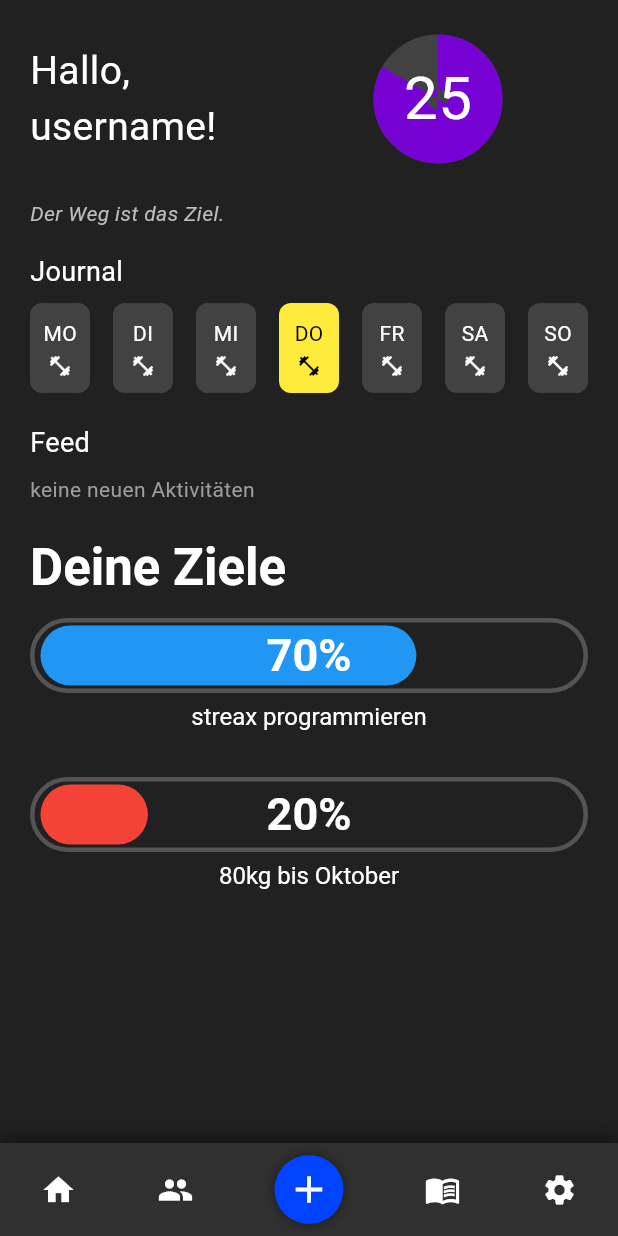
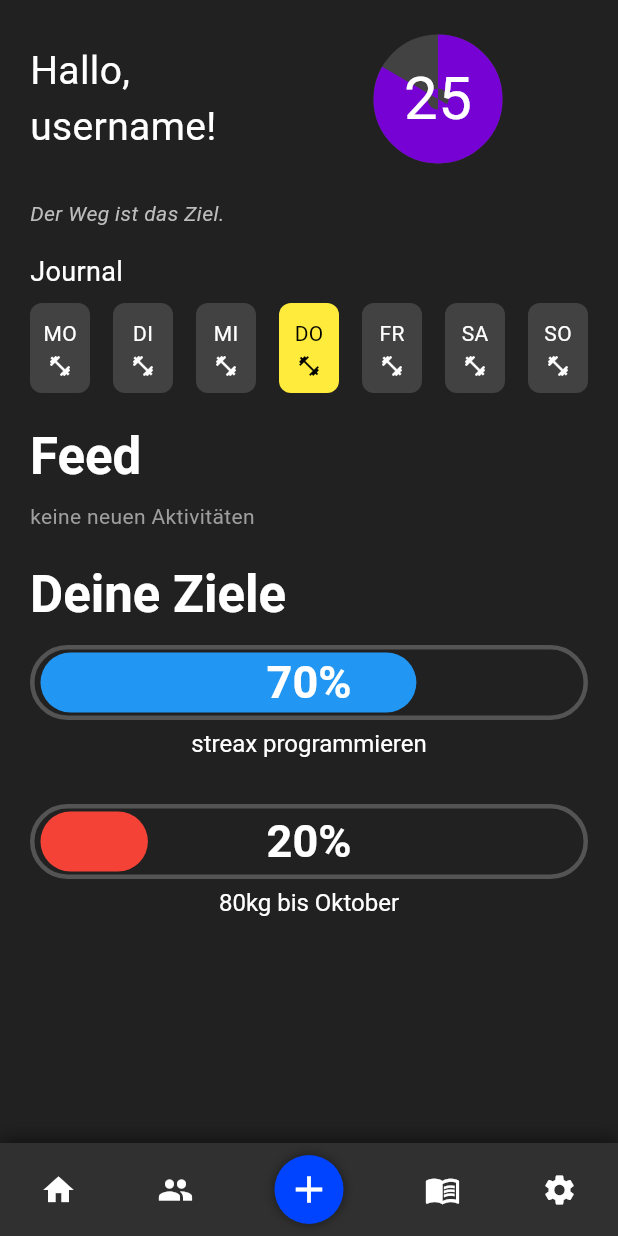
Before and after one commit to kenankusu/streax, a Flutter app: the screen it shows after launch, on a phone screen of 412 x 824 dp. Run offline on Flutter 3.47's test engine with Material 3 defaults, Android fonts, the phone set to English and light mode, and no system bars.

Commit message:
Einführung von Farbthemes in main.dart

```diff
--- a/lib/main.dart
+++ b/lib/main.dart
@@ -17,7 +17,13 @@ class streax extends StatelessWidget {
           headlineSmall: TextStyle(color: Colors.white, fontSize: 16),
           bodySmall: TextStyle(color: Colors.white, fontSize: 16),
         ),
-      ),
+        colorScheme: ColorScheme.fromSeed(
+          seedColor: Colors.green,
+          primary: const Color.fromARGB(255, 0, 115, 255),
+          secondary: const Color.fromARGB(255, 100, 223, 211),
+          tertiary: const Color.fromARGB(255, 22, 0, 147),
+        ),
+      )
     );
   }
 }
--- a/lib/startseite.dart
+++ b/lib/startseite.dart
@@ -104,8 +104,9 @@ class startseite extends StatelessWidget {
                 }).toList(),
               ),
               SizedBox(height: 20),
+
               // Feed
-              Text("Feed", style: TextStyle(color: Colors.white, fontSize: 18)),
+              Text("Feed", style: Theme.of(context).textTheme.headlineMedium),
               SizedBox(height: 8),
               Text(
                 "keine neuen Aktivitäten",
```
